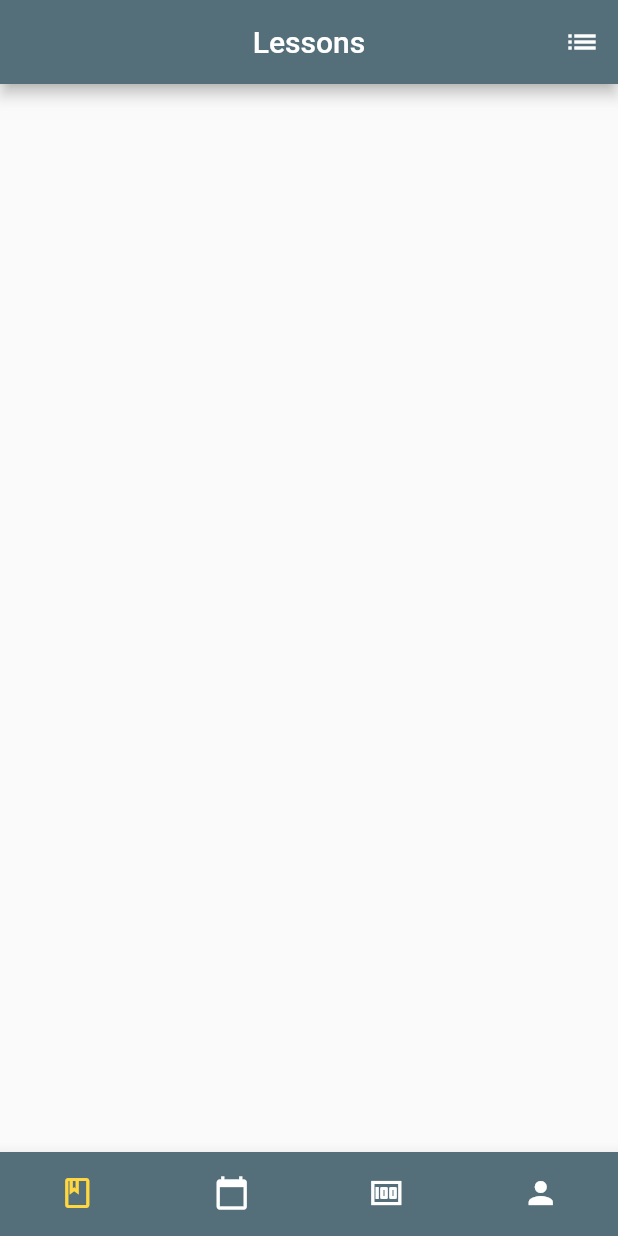
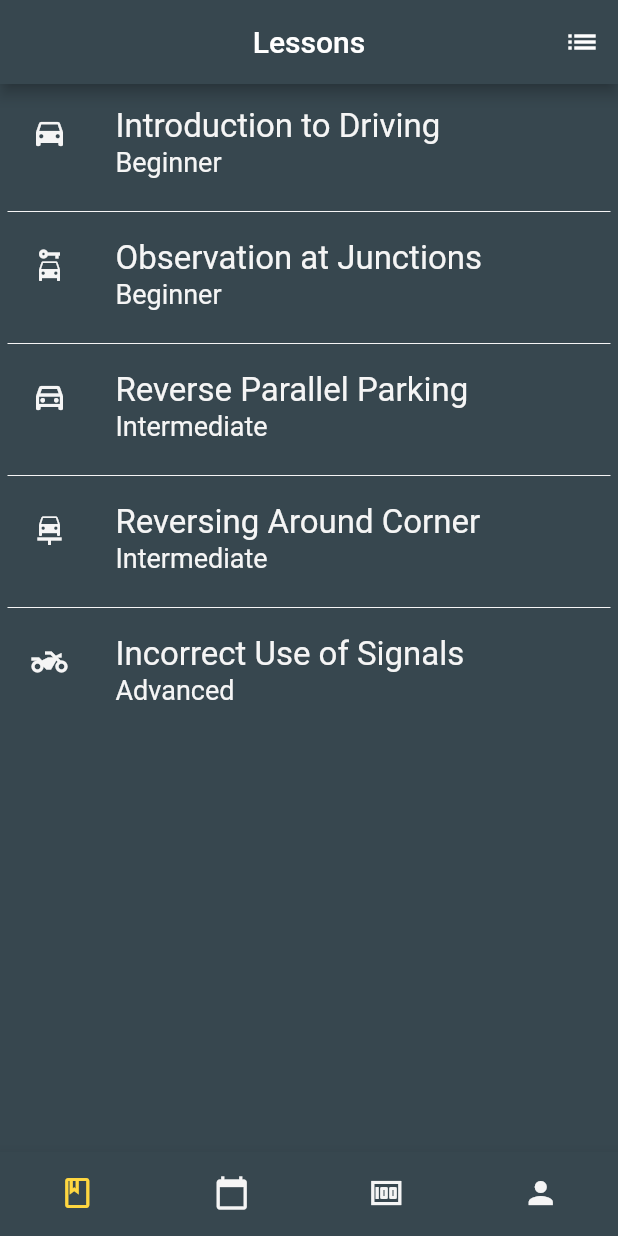
Before and after one commit to sofiabukovskaya/driving_app_flutter, a Flutter app: the screen it shows after launch, on a phone screen of 412 x 824 dp. Run offline on Flutter 3.47's test engine with Material 2 defaults, Android fonts, the phone set to English and light mode, and no system bars.

Commit message:
Create ListView with titles and icons

```diff
--- a/lib/src/lessonsDriving.dart
+++ b/lib/src/lessonsDriving.dart
@@ -7,14 +7,33 @@ class App extends StatefulWidget {
 }
 
 class AppState extends State<App> {
+final List<TitleLessons> titlesList = [TitleLessons("Introduction to Driving", "Beginner"),
+TitleLessons("Observation at Junctions", "Beginner"), TitleLessons("Reverse Parallel Parking", "Intermediate"),
+TitleLessons("Reversing Around Corner", "Intermediate"), TitleLessons("Incorrect Use of Signals", "Advanced")];
+final List<IconData> icons = [Icons.drive_eta, Icons.car_rental, Icons.drive_eta_outlined, Icons.car_repair, Icons.two_wheeler];
   Widget build(context) {
     return MaterialApp(
       debugShowCheckedModeBanner: false,
       theme: ThemeData(
-        primaryColor: Color(0xFF546E7A),
+        primaryColor: Color(0xFF37474F),
         accentColor: Color(0xFF607D8B)
       ),
       home: Scaffold(
+        backgroundColor: Color(0xFF37474F),
+        body: Container(
+          child: ListView.separated(
+            padding: const EdgeInsets.all(5),
+            itemCount: titlesList.length,
+            separatorBuilder: (BuildContext context, int index) => Divider(color: Colors.grey[100]),
+            itemBuilder: (BuildContext context, int index) {
+              return ListTile(
+                  title: Text(titlesList[index].title, style: TextStyle(fontSize: 22, color: Colors.grey[100])),
+                  subtitle: Text(titlesList[index].levelLesson, style: TextStyle(fontSize: 18, color: Colors.grey[100])),
+                  leading: Icon(icons[index], color: Colors.grey[100],),
+              );
+            },
+          ),
+        ),
         appBar: AppBar(
           title: Text(
             'Lessons',
@@ -28,9 +47,9 @@ class AppState extends State<App> {
           type: BottomNavigationBarType.fixed,
           showSelectedLabels: false,
           showUnselectedLabels: false,
-          backgroundColor: Color(0xFF546E7A),
+          backgroundColor: Color(0xFF37474F),
           selectedItemColor: Colors.amberAccent,
-          unselectedItemColor: Colors.white,
+          unselectedItemColor: Colors.grey[100],
           currentIndex: 0,
           items: [
             BottomNavigationBarItem(
@@ -55,3 +74,9 @@ class AppState extends State<App> {
     );
   }
 }
+
+class TitleLessons {
+  String title;
+  String levelLesson;
+  TitleLessons(this.title, this.levelLesson);
+}
```
